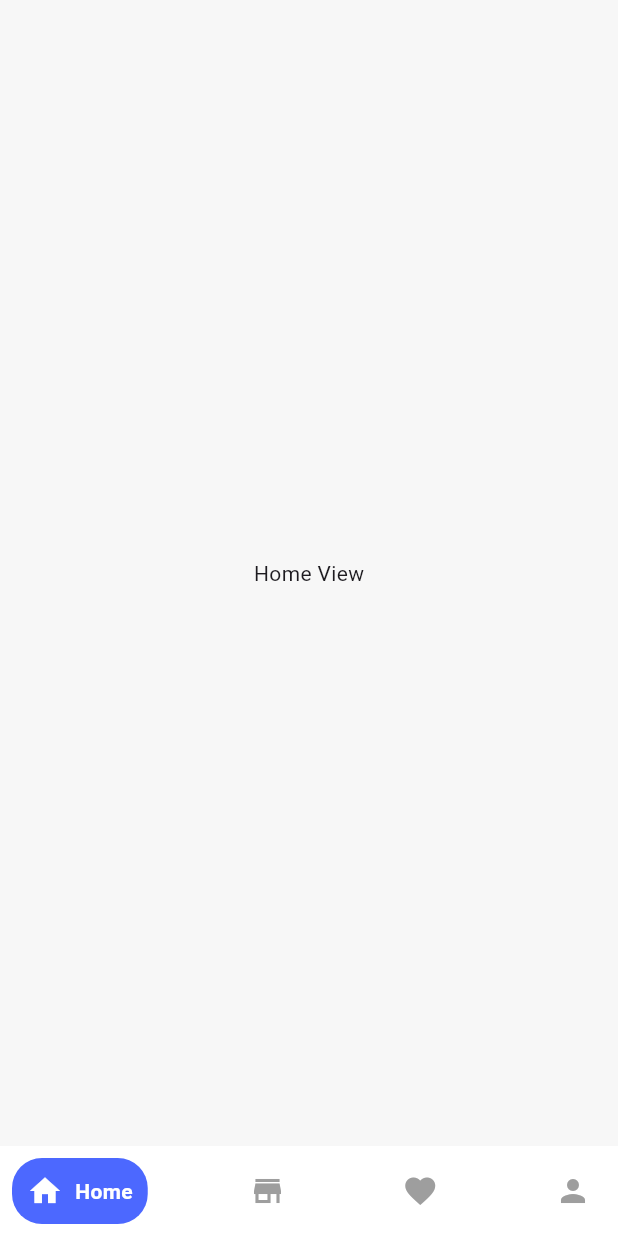
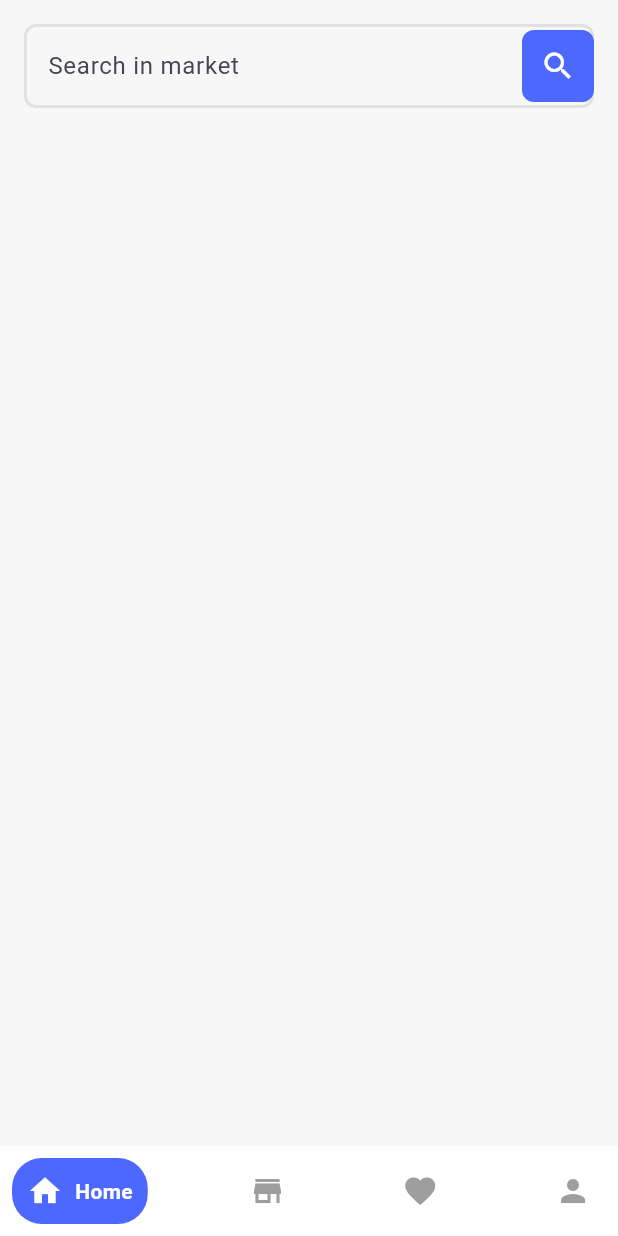
Before and after one commit to amrelmaadawy/market, a Flutter app: the MainHomeView screen opened directly, on a phone screen of 412 x 824 dp. Run offline on Flutter 3.47's test engine with Material 3 defaults, Android fonts, the phone set to English and light mode, and no system bars; drawn by our look-alikes of google_nav_bar; our stand-ins replace bloc, flutter_bloc.

Commit message:
search text form field

```diff
--- a/lib/views/home/UI/home_view.dart
+++ b/lib/views/home/UI/home_view.dart
@@ -1,12 +1,34 @@
+import 'package:app/core/app_colors.dart';
+import 'package:app/views/auth/UI/widgets/custom_text_form_field.dart';
 import 'package:flutter/material.dart';
 
 class HomeView extends StatelessWidget {
   const HomeView({super.key});
-
   @override
   Widget build(BuildContext context) {
-    return const Center(
-      child:  Text('Home View'),
+    TextEditingController searchController = TextEditingController();
+
+    return Padding(
+      padding: const EdgeInsets.all(16.0),
+      child: ListView(
+        children: [
+          CustomTextFormFeild(
+              suffixIcon: Container(
+                decoration: BoxDecoration(
+                    color: AppColors.kPrimaryColor,
+                    borderRadius: BorderRadius.circular(8)),
+                child: IconButton(
+                  onPressed: () {},
+                  icon: const Icon(Icons.search),
+                  color: AppColors.kWhiteColor,
+                ),
+              ),
+              lableText: 'Search in market',
+              controller: searchController,
+              obscureText: false,
+              keyboardType: TextInputType.text),
+        ],
+      ),
     );
   }
 }
```
